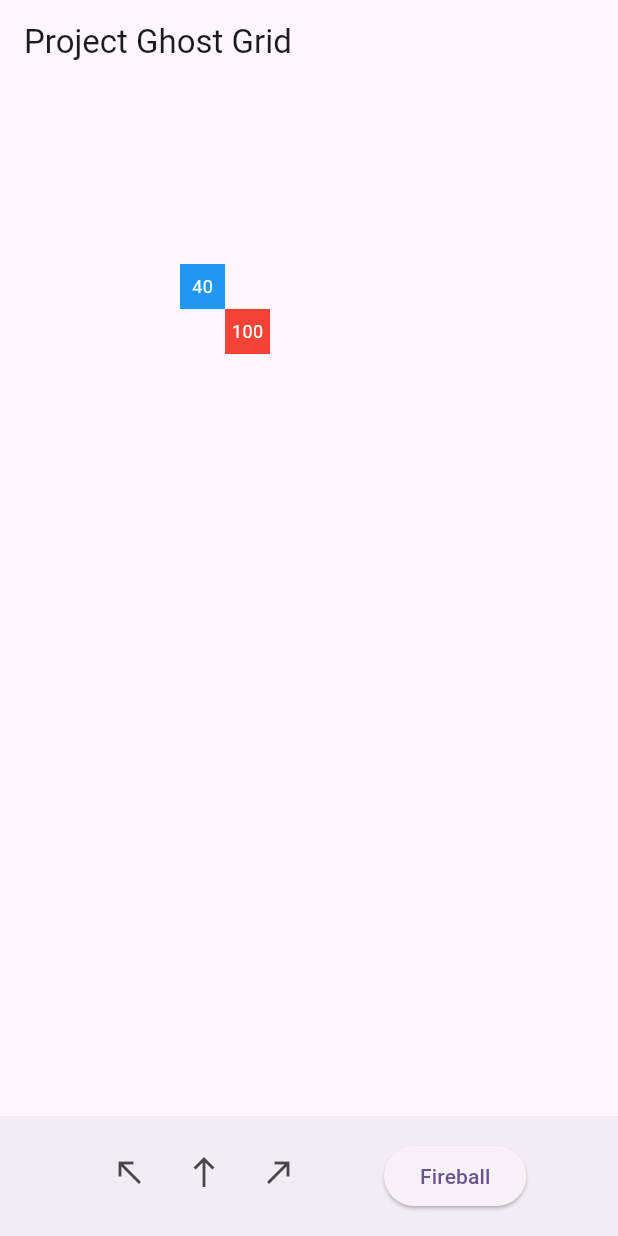
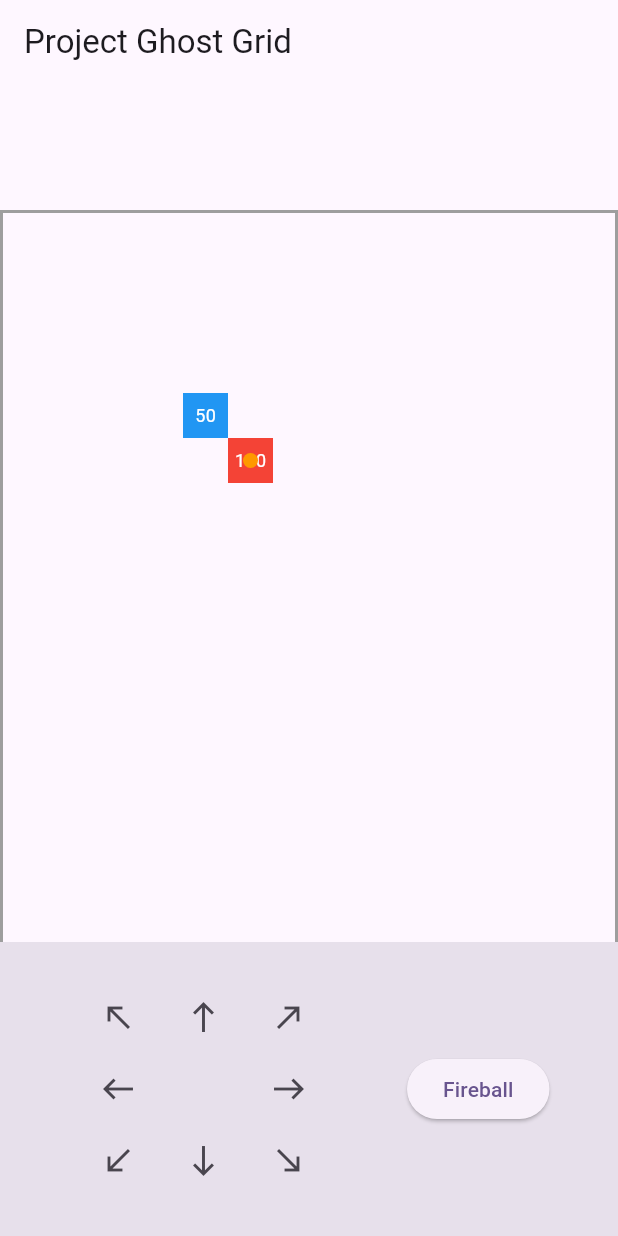
Before and after one commit to russell0627/grid_combat_test, a Flutter app: the screen it shows after launch, after a tap on the "north west" icon, on a phone screen of 412 x 824 dp. Run offline on Flutter 3.47's test engine with Material 3 defaults, Android fonts, the phone set to English and light mode, and no system bars; our stand-ins replace flutter_riverpod, riverpod_annotation; generated files the repository leaves out were written again.

Commit message:
it works, probably

```diff
--- a/lib/controllers/game_controller.dart
+++ b/lib/controllers/game_controller.dart
@@ -1,36 +1,83 @@
 import 'dart:async';
 import 'dart:math';
-
+import 'package:flutter/scheduler.dart';
 import 'package:riverpod_annotation/riverpod_annotation.dart';
 import '../models/ability.dart';
 import '../models/direction.dart';
 import '../models/game_character.dart';
 import '../models/game_state.dart';
 import '../models/grid_cell.dart';
+import '../models/projectile.dart';
+import '../main.dart'; // For cellSize
 
 part 'game_controller.g.dart';
 
 @riverpod
 class GameController extends _$GameController {
-  Timer? timer;
+  late final Ticker ticker;
+  DateTime _lastAiUpdateTime = DateTime.now();
 
   @override
   GameState build() {
-    _startUpdateLoop();
-    ref.onDispose(() => timer?.cancel());
+    ticker = Ticker(_onTick);
+    ticker.start();
+    ref.onDispose(() => ticker.dispose());
     return GameState.initial();
   }
 
-  void _startUpdateLoop() {
-    timer = Timer.periodic(const Duration(seconds: 1), (_) => update());
+  void _onTick(Duration elapsed) {
+    _updateProjectiles();
+    _updateAI();
   }
 
-  void update() {
+  void _updateProjectiles() {
+    if (state.projectiles.isEmpty) return;
+
+    final now = DateTime.now();
+    final List<Projectile> remainingProjectiles = [];
+    final List<Projectile> arrivedProjectiles = [];
+
+    for (final projectile in state.projectiles) {
+      final progress = now.difference(projectile.startTime).inMilliseconds / projectile.travelTime.inMilliseconds;
+      if (progress >= 1.0) {
+        arrivedProjectiles.add(projectile);
+      } else {
+        remainingProjectiles.add(projectile);
+      }
+    }
+
+    if (arrivedProjectiles.isNotEmpty) {
+      _applyProjectileEffects(arrivedProjectiles);
+      state = state.copyWith(projectiles: remainingProjectiles);
+    }
+  }
+
+  void _applyProjectileEffects(List<Projectile> projectiles) {
+    var currentCharacters = List<GameCharacter>.from(state.characters);
+    for (final projectile in projectiles) {
+      currentCharacters = currentCharacters.map((char) {
+        final distanceToChar = sqrt(pow(projectile.targetCell.x - char.logicalPosition.x, 2) + pow(projectile.targetCell.y - char.logicalPosition.y, 2));
+        if (distanceToChar <= projectile.ability.aoeRadius) {
+          final newHealth = char.health - projectile.ability.damage;
+          return char.copyWith(health: newHealth > 0 ? newHealth : 0);
+        }
+        return char;
+      }).toList();
+    }
+    currentCharacters.removeWhere((char) => char.health <= 0);
+    state = state.copyWith(characters: currentCharacters);
+  }
+
+  void _updateAI() {
+    final now = DateTime.now();
+    if (now.difference(_lastAiUpdateTime).inSeconds < 1) return;
+    _lastAiUpdateTime = now;
+
     if (state.characters.length <= 1) return;
 
     final player = state.characters.first;
     final playerPos = player.logicalPosition;
-    final currentCharacters = List<GameCharacter>.from(state.characters);
+    var currentCharacters = List<GameCharacter>.from(state.characters);
 
     for (int i = 1; i < currentCharacters.length; i++) {
       final enemy = currentCharacters[i];
@@ -39,8 +86,7 @@
       final enemyAbility = enemy.abilities.first;
 
       if (distanceToPlayer <= enemyAbility.range) {
-        _useAbility(i, enemyAbility, playerPos);
-        return;
+        _fireProjectile(i, enemyAbility, playerPos);
       } else {
         Direction bestDirection = Direction.up;
         double minDistance = double.infinity;
@@ -82,36 +128,33 @@
     state = state.copyWith(clearTargeting: true, clearPending: true);
   }
 
-  void usePlayerAbility(Ability ability, Point target) {
-    _useAbility(0, ability, target);
+  void usePlayerAbility(Ability ability, Point<int> target) {
+    _fireProjectile(0, ability, target);
   }
 
-  void _useAbility(int characterIndex, Ability ability, Point target) {
+  void _fireProjectile(int characterIndex, Ability ability, Point<int> target) {
     final caster = state.characters[characterIndex];
     final casterPos = caster.logicalPosition;
-
     final distanceToTarget = sqrt(pow(casterPos.x - target.x, 2) + pow(casterPos.y - target.y, 2));
 
-    // If the caster is the player and is out of range, buffer the action.
     if (characterIndex == 0 && distanceToTarget > ability.range) {
-      state = state.copyWith(pendingAbility: ability, pendingTarget: target as Point<int>?);
+      state = state.copyWith(pendingAbility: ability, pendingTarget: target);
       return;
     }
 
-    if (distanceToTarget > ability.range) return; // For AI, just exit if out of range.
+    if (distanceToTarget > ability.range) return;
 
-    var updatedCharacters = state.characters.map((char) {
-      final distanceToChar = sqrt(pow(target.x - char.logicalPosition.x, 2) + pow(target.y - char.logicalPosition.y, 2));
-      if (distanceToChar <= ability.aoeRadius) {
-        final newHealth = char.health - ability.damage;
-        return char.copyWith(health: newHealth > 0 ? newHealth : 0);
-      }
-      return char;
-    }).toList();
+    final newProjectile = Projectile(
+      startPosition: Point(casterPos.x * GameScreen.cellSize + GameScreen.cellSize / 2, casterPos.y * GameScreen.cellSize + GameScreen.cellSize / 2),
+      endPosition: Point(target.x * GameScreen.cellSize + GameScreen.cellSize / 2, target.y * GameScreen.cellSize + GameScreen.cellSize / 2),
+      targetCell: target,
+      ability: ability,
+      startTime: DateTime.now(),
+      travelTime: const Duration(milliseconds: 500),
+    );
 
-    updatedCharacters.removeWhere((char) => char.health <= 0);
-    // Clear any pending action after it's successfully used.
-    state = state.copyWith(characters: updatedCharacters, clearPending: true);
+    final newProjectiles = List<Projectile>.from(state.projectiles)..add(newProjectile);
+    state = state.copyWith(projectiles: newProjectiles, clearPending: true);
   }
 
   void movePlayer(Direction direction) {
@@ -124,7 +167,6 @@
       newCharacters[0] = newPlayer;
       state = state.copyWith(characters: newCharacters);
 
-      // After moving, check if a buffered action can be executed.
       _checkAndExecutePendingAction();
     }
   }
@@ -137,8 +179,7 @@
       final distanceToTarget = sqrt(pow(player.logicalPosition.x - target.x, 2) + pow(player.logicalPosition.y - target.y, 2));
 
       if (distanceToTarget <= ability.range) {
-        _useAbility(0, ability, target);
-        // The _useAbility method now clears the pending state.
+        _fireProjectile(0, ability, target);
       }
     }
   }
@@ -163,6 +204,7 @@
     return !state.grid[y][x].isTraversable;
   }
 
+  /// A test-only method to modify the grid for testing purposes.
   void setCell(int x, int y, {required bool traversable}) {
     final newGrid = state.grid.map((row) => List.of(row)).toList();
     if (y >= 0 && y < newGrid.length && x >= 0 && x < newGrid[y].length) {
--- a/lib/main.dart
+++ b/lib/main.dart
@@ -1,4 +1,5 @@
 import 'dart:math';
+import 'dart:ui';
 import 'package:flutter/material.dart';
 import 'package:flutter_riverpod/flutter_riverpod.dart';
 import 'controllers/game_controller.dart';
@@ -34,14 +35,28 @@
   Widget build(BuildContext context, WidgetRef ref) {
     final gameState = ref.watch(gameControllerProvider);
     final gameController = ref.read(gameControllerProvider.notifier);
-    final player = gameState.characters.first;
+    final player = gameState.characters.isNotEmpty ? gameState.characters.first : null;
     final isTargeting = gameState.targetingAbility != null;
+
+    // Calculate grid dimensions for outlining
+    final gridWidth = gameState.grid.isNotEmpty ? gameState.grid[0].length * cellSize : 0.0;
+    final gridHeight = gameState.grid.isNotEmpty ? gameState.grid.length * cellSize : 0.0;
 
     return Scaffold(
       appBar: AppBar(
         title: const Text('Project Ghost Grid'),
       ),
-      body: GestureDetector(
+      body: Stack(
+        children: [
+          // The main game area (grid, characters, projectiles)
+          Center(
+            child: Container(
+              width: gridWidth,
+              height: gridHeight,
+              decoration: BoxDecoration(
+                border: Border.all(color: Colors.grey, width: 2.0),
+              ),
+              child: GestureDetector(
                 onTapDown: (details) {
                   if (!isTargeting) return;
                   final tapPos = details.localPosition;
@@ -50,6 +65,7 @@
                   gameController.setTargetPosition(Point(gridX, gridY));
                 },
                 child: Stack(
+                  fit: StackFit.expand,
                   children: [
                     // Render targeting decal
                     if (isTargeting && gameState.targetingPosition != null)
@@ -67,6 +83,7 @@
                       ),
 
                     // Render characters
+                    if (player != null)
                       ...gameState.characters.asMap().entries.map((entry) {
                         final character = entry.value;
                         return AnimatedPositioned(
@@ -87,40 +104,89 @@
                           ),
                         );
                       }),
+
+                    // Render projectiles
+                    ...gameState.projectiles.map((projectile) {
+                      final progress = DateTime.now().difference(projectile.startTime).inMilliseconds / projectile.travelTime.inMilliseconds;
+                      final currentPos = Point(
+                        lerpDouble(projectile.startPosition.x, projectile.endPosition.x, progress)!,
+                        lerpDouble(projectile.startPosition.y, projectile.endPosition.y, progress)!
+                      );
+                      return Positioned(
+                        left: currentPos.x - 5, // Center the projectile
+                        top: currentPos.y - 5,
+                        width: 10,
+                        height: 10,
+                        child: Container(
+                          decoration: const BoxDecoration(
+                            color: Colors.orange,
+                            shape: BoxShape.circle,
+                          ),
+                        ),
+                      );
+                    }),
                   ],
                 ),
               ),
-      bottomNavigationBar: BottomAppBar(
+            ),
+          ),
+
+          // Controls overlaid on top of the game area
+          Positioned(
+            bottom: 0,
+            left: 0,
+            right: 0,
+            child: Container(
+              color: Theme.of(context).bottomAppBarTheme.color ?? Theme.of(context).colorScheme.surfaceVariant, // Use theme color or default
+              padding: const EdgeInsets.symmetric(vertical: 8.0),
               child: isTargeting
                   ? _buildTargetingControls(gameController)
                   : _buildStandardControls(gameController, player, gameState.characters.length > 1),
             ),
+          ),
+        ],
+      ),
     );
   }
 
-  Widget _buildStandardControls(GameController gameController, GameCharacter player, bool hasEnemies) {
+  Widget _buildStandardControls(GameController gameController, GameCharacter? player, bool hasEnemies) {
     return Row(
       mainAxisAlignment: MainAxisAlignment.spaceEvenly,
       children: [
         SizedBox(
-          width: 150,
-          child: GridView.count(
-            crossAxisCount: 3,
-            shrinkWrap: true,
+          width: 180,
+          height: 180,
+          child: Column(
+            mainAxisAlignment: MainAxisAlignment.center,
             children: [
-              IconButton(icon: const Icon(Icons.north_west), onPressed: () => gameController.movePlayer(Direction.upLeft)),
-              IconButton(icon: const Icon(Icons.north), onPressed: () => gameController.movePlayer(Direction.up)),
-              IconButton(icon: const Icon(Icons.north_east), onPressed: () => gameController.movePlayer(Direction.upRight)),
-              IconButton(icon: const Icon(Icons.west), onPressed: () => gameController.movePlayer(Direction.left)),
-              const SizedBox(),
-              IconButton(icon: const Icon(Icons.east), onPressed: () => gameController.movePlayer(Direction.right)),
-              IconButton(icon: const Icon(Icons.south_west), onPressed: () => gameController.movePlayer(Direction.downLeft)),
-              IconButton(icon: const Icon(Icons.south), onPressed: () => gameController.movePlayer(Direction.down)),
-              IconButton(icon: const Icon(Icons.south_east), onPressed: () => gameController.movePlayer(Direction.downRight)),
+              Row(
+                mainAxisAlignment: MainAxisAlignment.spaceEvenly,
+                children: [
+                  Tooltip(message: 'Move Up-Left', child: IconButton(icon: const Icon(Icons.north_west), onPressed: () => gameController.movePlayer(Direction.upLeft))),
+                  Tooltip(message: 'Move Up', child: IconButton(icon: const Icon(Icons.north), onPressed: () => gameController.movePlayer(Direction.up))),
+                  Tooltip(message: 'Move Up-Right', child: IconButton(icon: const Icon(Icons.north_east), onPressed: () => gameController.movePlayer(Direction.upRight))),
+                ],
+              ),
+              Row(
+                mainAxisAlignment: MainAxisAlignment.spaceEvenly,
+                children: [
+                  Tooltip(message: 'Move Left', child: IconButton(icon: const Icon(Icons.west), onPressed: () => gameController.movePlayer(Direction.left))),
+                  const SizedBox(width: 48, height: 48), // Center empty space, matching IconButton size
+                  Tooltip(message: 'Move Right', child: IconButton(icon: const Icon(Icons.east), onPressed: () => gameController.movePlayer(Direction.right))),
+                ],
+              ),
+              Row(
+                mainAxisAlignment: MainAxisAlignment.spaceEvenly,
+                children: [
+                  Tooltip(message: 'Move Down-Left', child: IconButton(icon: const Icon(Icons.south_west), onPressed: () => gameController.movePlayer(Direction.downLeft))),
+                  Tooltip(message: 'Move Down', child: IconButton(icon: const Icon(Icons.south), onPressed: () => gameController.movePlayer(Direction.down))),
+                  Tooltip(message: 'Move Down-Right', child: IconButton(icon: const Icon(Icons.south_east), onPressed: () => gameController.movePlayer(Direction.downRight))),
+                ],
+              ),
             ],
           ),
         ),
-        if (hasEnemies)
+        if (hasEnemies && player != null)
           ElevatedButton(
             child: const Text('Fireball'),
             onPressed: () => gameController.enterTargetingMode(player.abilities.first),
--- a/lib/models/game_state.dart
+++ b/lib/models/game_state.dart
@@ -2,30 +2,30 @@
 import './ability.dart';
 import './grid_cell.dart';
 import './game_character.dart';
+import './projectile.dart';
 
 /// Represents the entire state of the game at a single point in time.
 class GameState {
   final List<List<GridCell>> grid;
   final List<GameCharacter> characters;
+  final List<Projectile> projectiles;
 
-  // State for the "Projected Decal" targeting mode
+  // State for targeting and buffering
   final Ability? targetingAbility;
   final Point<int>? targetingPosition;
-
-  // State for "Buffered Actions"
   final Ability? pendingAbility;
   final Point<int>? pendingTarget;
 
   GameState({
     required this.grid,
     required this.characters,
+    this.projectiles = const [],
     this.targetingAbility,
     this.targetingPosition,
     this.pendingAbility,
     this.pendingTarget,
   });
 
-  // A factory constructor for the initial state of the game.
   factory GameState.initial({
     int width = 20,
     int height = 20,
@@ -36,7 +36,6 @@
         (_) => List.generate(width, (_) => GridCell()),
       ),
       characters: [
-        // Player
         GameCharacter(
           logicalPosition: const Point(5, 5),
           abilities: const [
@@ -48,7 +47,6 @@
             ),
           ],
         ),
-        // Enemy
         GameCharacter(
           logicalPosition: const Point(8, 8),
           abilities: const [
@@ -67,6 +65,7 @@
   GameState copyWith({
     List<List<GridCell>>? grid,
     List<GameCharacter>? characters,
+    List<Projectile>? projectiles,
     Ability? targetingAbility,
     Point<int>? targetingPosition,
     bool clearTargeting = false,
@@ -77,6 +76,7 @@
     return GameState(
       grid: grid ?? this.grid,
       characters: characters ?? this.characters,
+      projectiles: projectiles ?? this.projectiles,
       targetingAbility:
           clearTargeting ? null : targetingAbility ?? this.targetingAbility,
       targetingPosition:
--- /dev/null
+++ b/lib/models/projectile.dart
@@ -0,0 +1,29 @@
+import 'dart:math';
+import './ability.dart';
+
+/// Represents a projectile in flight.
+class Projectile {
+  // The visual starting point in pixels.
+  final Point<double> startPosition;
+  // The visual ending point in pixels.
+  final Point<double> endPosition;
+
+  // The logical grid cell the projectile is aimed at.
+  final Point<int> targetCell;
+
+  // The ability that was fired, containing damage and AoE info.
+  final Ability ability;
+
+  // Timestamps to calculate progress.
+  final DateTime startTime;
+  final Duration travelTime;
+
+  const Projectile({
+    required this.startPosition,
+    required this.endPosition,
+    required this.targetCell,
+    required this.ability,
+    required this.startTime,
+    required this.travelTime,
+  });
+}
```
Also changed, not shown: 1 other file. Lines whose indentation alone changed are shown as unchanged.
